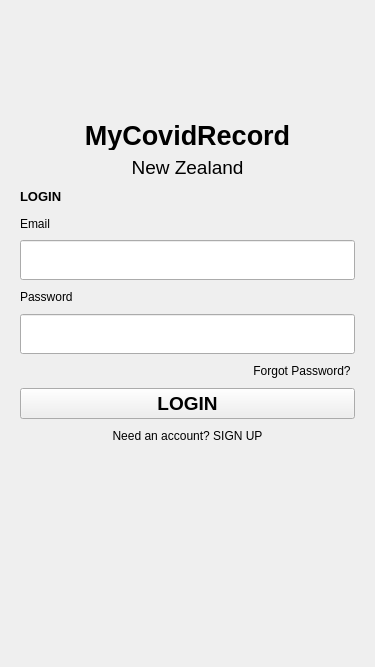
Above: 0806_mCR_login/authdialog.ui from csidon/MyCovidApp before the change. Below: the same form after it.
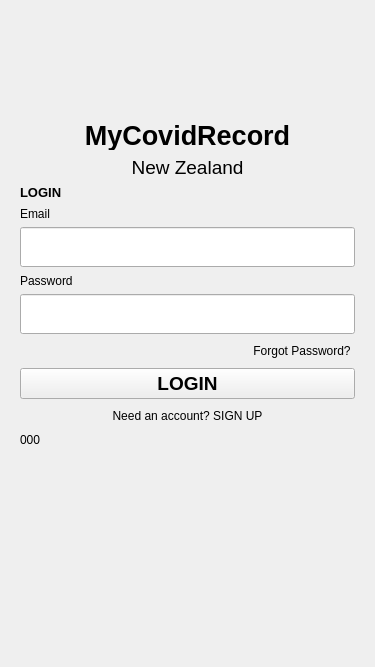
That is the form after the change. Icons and pictures are not drawn.

The edit to the form file:
```diff
--- a/0806_mCR_login/authdialog.ui
+++ b/0806_mCR_login/authdialog.ui
@@ -274,6 +274,13 @@
            </property>
           </widget>
          </item>
+         <item>
+          <widget class="QLabel" name="lbl_uidToPass">
+           <property name="text">
+            <string>000</string>
+           </property>
+          </widget>
+         </item>
          <item>
           <spacer name="verticalSpacer">
            <property name="orientation">
```
